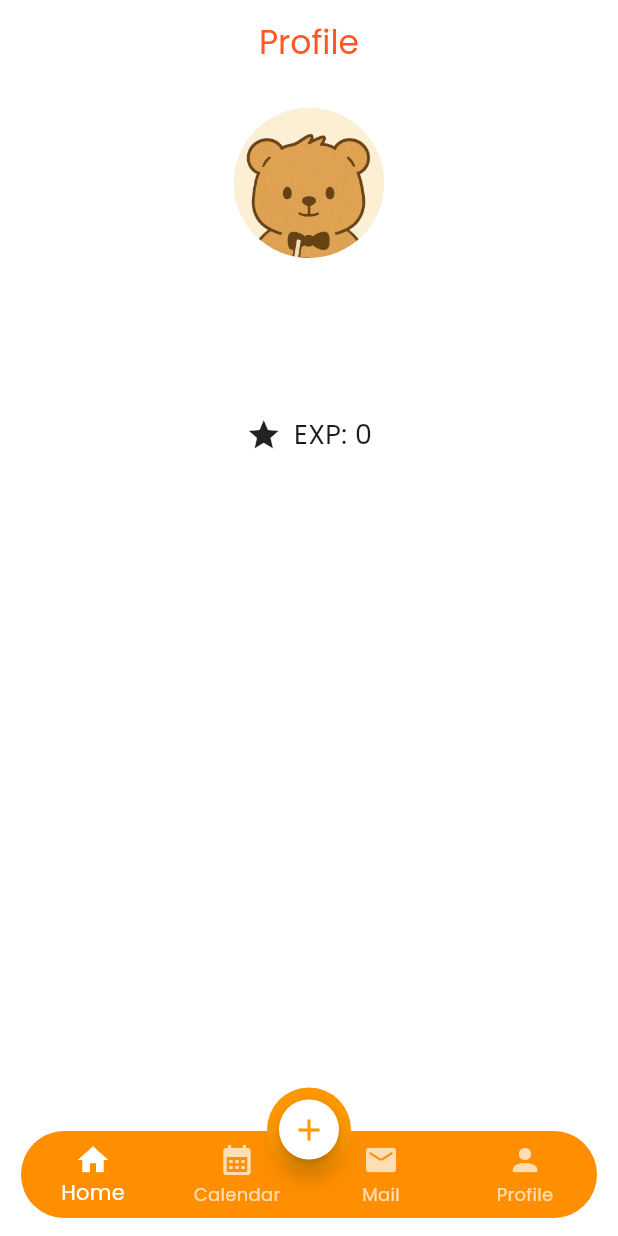
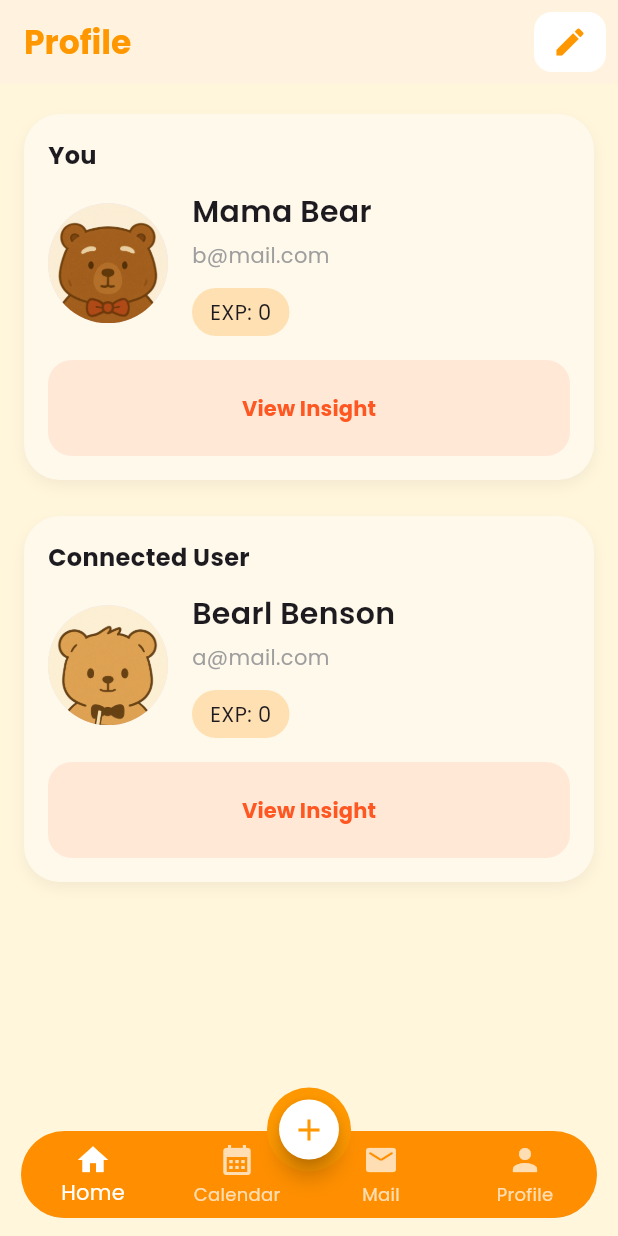
Before and after one commit to AndrewSebastianH/thesis-frontend, a Flutter app: the ProfilePage screen opened by its route, on a phone screen of 412 x 824 dp. Run offline on Flutter 3.47's test engine with Material 3 defaults, Android fonts, the phone set to English and light mode, and no system bars; our stand-ins replace dio, flutter_dotenv, flutter_otp_text_field, go_router, google_fonts, shared_preferences and 2 more; accounts and stored records are empty.

Commit message:
feat: updated profilePage look

```diff
--- a/thesis_frontend/lib/screens/main/profile_page.dart
+++ b/thesis_frontend/lib/screens/main/profile_page.dart
@@ -1,7 +1,6 @@
 import 'package:flutter/material.dart';
 import 'package:provider/provider.dart';
 import '../../providers/user_provider.dart';
-// import '../../models/user_mdl.dart';
 
 class ProfilePage extends StatelessWidget {
   const ProfilePage({super.key});
@@ -9,65 +8,162 @@ class ProfilePage extends StatelessWidget {
   @override
   Widget build(BuildContext context) {
     final userProvider = Provider.of<UserProvider>(context);
+    userProvider.setMockParentUser();
     final user = userProvider.user;
+    final relatedUser = userProvider.relatedUser;
+
+    Widget buildProfileCard(
+      String title,
+      String asset,
+      String name,
+      String email,
+      int exp,
+    ) {
+      return Container(
+        margin: const EdgeInsets.symmetric(vertical: 12),
+        padding: const EdgeInsets.all(16),
+        decoration: BoxDecoration(
+          color: const Color(0xFFFFF9EC),
+          borderRadius: BorderRadius.circular(24),
+          boxShadow: [
+            BoxShadow(
+              color: Colors.brown.withAlpha(20),
+              blurRadius: 8,
+              offset: const Offset(0, 4),
+            ),
+          ],
+        ),
+        child: Column(
+          children: [
+            Align(
+              alignment: Alignment.centerLeft,
+              child: Text(
+                title,
+                style: const TextStyle(
+                  fontWeight: FontWeight.bold,
+                  fontSize: 16,
+                ),
+              ),
+            ),
+            const SizedBox(height: 12),
+            Row(
+              children: [
+                CircleAvatar(radius: 40, backgroundImage: AssetImage(asset)),
+                const SizedBox(width: 16),
+                Expanded(
+                  child: Column(
+                    crossAxisAlignment: CrossAxisAlignment.start,
+                    children: [
+                      Text(
+                        name,
+                        style: const TextStyle(
+                          fontSize: 20,
+                          fontWeight: FontWeight.w600,
+                        ),
+                      ),
+                      const SizedBox(height: 4),
+                      Text(
+                        email,
+                        style: const TextStyle(
+                          fontSize: 14,
+                          color: Colors.grey,
+                        ),
+                      ),
+                      const SizedBox(height: 12),
+                      Container(
+                        padding: const EdgeInsets.symmetric(
+                          vertical: 6,
+                          horizontal: 12,
+                        ),
+                        decoration: BoxDecoration(
+                          color: Colors.orange.shade100,
+                          borderRadius: BorderRadius.circular(20),
+                        ),
+                        child: Text('EXP: $exp'),
+                      ),
+                    ],
+                  ),
+                ),
+              ],
+            ),
+            const SizedBox(height: 16),
+            Container(
+              width: double.infinity,
+              padding: const EdgeInsets.all(8),
+              decoration: BoxDecoration(
+                color: const Color(0xFFFFE8D6),
+                borderRadius: BorderRadius.circular(16),
+              ),
+              child: TextButton(
+                onPressed: () {
+                  // TODO: View insight action
+                },
+                child: const Text(
+                  'View Insight',
+                  style: TextStyle(
+                    color: Colors.deepOrange,
+                    fontWeight: FontWeight.bold,
+                  ),
+                ),
+              ),
+            ),
+          ],
+        ),
+      );
+    }
 
     return Scaffold(
-      appBar: AppBar(title: const Text('Profile'), centerTitle: true),
+      backgroundColor: const Color(0xFFFFF6DC),
+      appBar: AppBar(
+        title: const Text(
+          'Profile',
+          style: TextStyle(fontWeight: FontWeight.bold, color: Colors.orange),
+        ),
+        backgroundColor: Colors.orange[50],
+        elevation: 0,
+        actions: [
+          Padding(
+            padding: const EdgeInsets.symmetric(horizontal: 8, vertical: 8),
+            child: Container(
+              decoration: BoxDecoration(
+                color: Colors.white,
+                borderRadius: BorderRadius.circular(12),
+              ),
+              child: IconButton(
+                icon: const Icon(Icons.edit, color: Colors.orange),
+                onPressed: () {
+                  // TODO: Edit profile
+                },
+              ),
+            ),
+          ),
+        ],
+      ),
       body:
           user == null
               ? const Center(child: Text('No user data'))
-              : Padding(
-                padding: const EdgeInsets.all(16.0),
+              : SingleChildScrollView(
+                padding: const EdgeInsets.symmetric(
+                  horizontal: 16,
+                  vertical: 8,
+                ),
                 child: Column(
-                  crossAxisAlignment: CrossAxisAlignment.center,
                   children: [
-                    // Avatar
-                    CircleAvatar(
-                      radius: 50,
-                      backgroundImage: AssetImage(userProvider.userAvatarAsset),
+                    buildProfileCard(
+                      'You',
+                      userProvider.userAvatarAsset,
+                      user.username,
+                      user.email,
+                      user.expPoints,
                     ),
-                    const SizedBox(height: 16),
-
-                    // Username
-                    Text(
-                      user.username,
-                      style: const TextStyle(
-                        fontSize: 24,
-                        fontWeight: FontWeight.bold,
+                    if (relatedUser != null)
+                      buildProfileCard(
+                        'Connected User',
+                        userProvider.relatedUserAvatarAsset,
+                        relatedUser.username,
+                        relatedUser.email,
+                        relatedUser.expPoints,
                       ),
-                    ),
-                    const SizedBox(height: 8),
-
-                    // Email
-                    Text(user.email, style: const TextStyle(fontSize: 16)),
-                    const SizedBox(height: 24),
-
-                    // EXP Points
-                    Row(
-                      mainAxisAlignment: MainAxisAlignment.center,
-                      children: [
-                        const Icon(Icons.star, size: 24),
-                        const SizedBox(width: 8),
-                        Text(
-                          'EXP: ${user.expPoints}',
-                          style: const TextStyle(fontSize: 18),
-                        ),
-                      ],
-                    ),
-
-                    const Spacer(),
-
-                    // Logout Button
-                    ElevatedButton(
-                      onPressed: () {
-                        // Add your logout logic here
-                        userProvider.clear();
-                        Navigator.of(
-                          context,
-                        ).pushNamedAndRemoveUntil('/login', (route) => false);
-                      },
-                      child: const Text('Log Out'),
-                    ),
                   ],
                 ),
               ),
```
